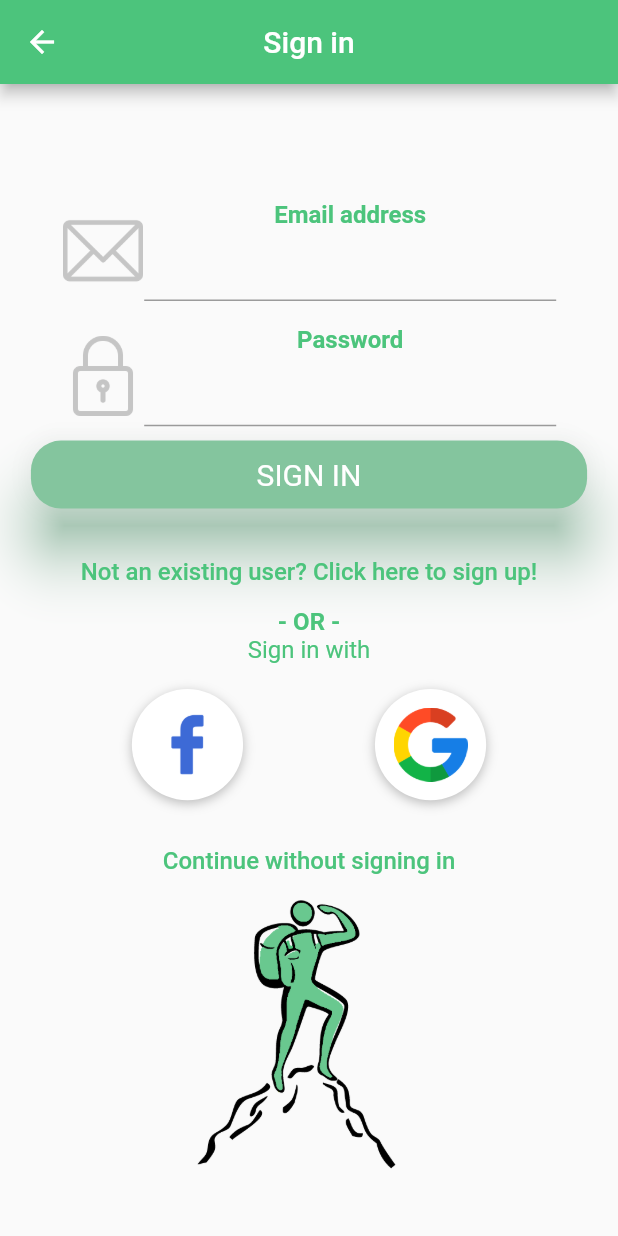
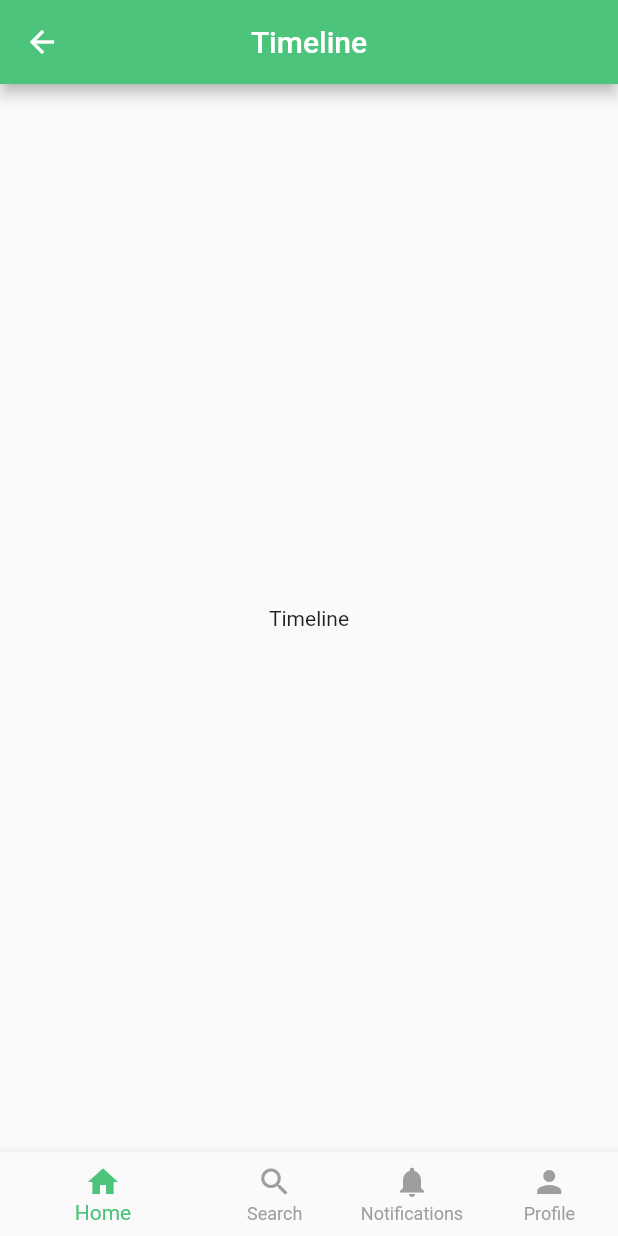
Before and after one commit to Technion236272/2022b-YourFitnessGuide, a Flutter app: the screen it shows after launch, on a phone screen of 412 x 824 dp. Run offline on Flutter 3.47's test engine with Material 2 defaults, Android fonts, the phone set to English and light mode, and no system bars; our stand-ins replace firebase_auth, firebase_core, font_awesome_flutter; accounts and stored records are empty.

Commit message:
Bottom Navigation Bar + Change files names
I added basic bottom navigation bar with basic functionality, added 3 empty screens.

```diff
--- a/lib/Screens/loginScreen.dart
+++ b/lib/Screens/signinScreen.dart
@@ -203,11 +203,10 @@ class _LoginScreenState extends State<LoginScreen> {
 
     return Scaffold(
       appBar: AppBar(
+        centerTitle: true,
         title: const Text(
           'Sign in',
         ),
-        backgroundColor: appTheme,
-        centerTitle: true,
       ),
       body: Center(
         child: SingleChildScrollView(
--- a/lib/Screens/signUp.dart
+++ b/lib/Screens/signupScreen.dart
@@ -223,11 +223,10 @@ class _SignupScreenState extends State<SignupScreen> {
 
     return Scaffold(
       appBar: AppBar(
+        centerTitle: true,
         title: const Text(
           'Sign up',
         ),
-        backgroundColor: appTheme,
-        centerTitle: true,
       ),
       body: Center(
         child: SingleChildScrollView(
--- /dev/null
+++ b/lib/Screens/timelineScreen.dart
@@ -0,0 +1,24 @@
+import 'package:flutter/cupertino.dart';
+import 'package:flutter/material.dart';
+
+class TimelineScreen extends StatefulWidget {
+  const TimelineScreen({Key? key}) : super(key: key);
+
+  @override
+  State<TimelineScreen> createState() => _TimelineScreenState();
+}
+
+class _TimelineScreenState extends State<TimelineScreen> {
+  final _controller = PageController(initialPage: 0);
+
+  @override
+  Widget build(BuildContext context) {
+    return Scaffold(
+        appBar: AppBar(
+          centerTitle: true,
+          title: const Text('Timeline'),
+        ),
+        body: const Center(child: Text('Timeline')),
+    );
+  }
+}
--- /dev/null
+++ b/lib/home.dart
@@ -0,0 +1,67 @@
+import 'package:flutter/cupertino.dart';
+import 'package:flutter/material.dart';
+import 'package:font_awesome_flutter/font_awesome_flutter.dart';
+import 'package:provider/provider.dart';
+import 'package:yourfitnessguide/utils/constants.dart';
+import 'package:yourfitnessguide/utils/users.dart';
+
+import 'Screens/searchScreen.dart';
+import 'Screens/notificationsScreen.dart';
+import 'Screens/signinScreen.dart';
+import 'Screens/signupScreen.dart';
+import 'Screens/timelineScreen.dart';
+
+
+class HomeScreen extends StatefulWidget {
+  const HomeScreen({Key? key}) : super(key: key);
+
+  @override
+  State<HomeScreen> createState() => _HomeScreenState();
+}
+
+class _HomeScreenState extends State<HomeScreen> {
+  final appTheme = const Color(0xff4CC47C);
+
+  int _selectedIndex = 0;
+
+  final List<Widget> _views = [
+    const TimelineScreen(),
+    const SearchScreen(),
+    const NotificationsScreen(),
+    const LoginScreen()
+  ];
+
+  void _onItemTapped(int index) {
+    setState(() {
+      _selectedIndex = index;
+    });
+  }
+
+  @override
+  Widget build(BuildContext context) {
+    return Scaffold(
+        //appBar: AppBar(title: const Text('YourFitnessGuide'), centerTitle: true),
+        body: IndexedStack(
+          children: _views,
+          index: _selectedIndex,
+        ),
+        bottomNavigationBar: BottomNavigationBar(
+          //fixedColor: Colors.black,
+          items: const [
+            BottomNavigationBarItem(
+                icon: Icon(Icons.home), label: 'Home'),
+            BottomNavigationBarItem(
+                icon: Icon(Icons.search), label: 'Search'),
+            BottomNavigationBarItem(
+                icon: Icon(Icons.notifications), label: 'Notifications'),
+            BottomNavigationBarItem(
+                icon: Icon(Icons.person), label: 'Profile')
+          ],
+          currentIndex: _selectedIndex,
+          selectedItemColor: Theme.of(context).iconTheme.color,
+          unselectedItemColor: Colors.grey,
+          showUnselectedLabels: true,
+          onTap: _onItemTapped
+        ));
+  }
+}
--- a/lib/main.dart
+++ b/lib/main.dart
@@ -37,15 +37,28 @@ class App extends StatelessWidget {
 
 
 class MyApp extends StatelessWidget {
+  final appTheme = const Color(0xff4CC47C);
   const MyApp({Key? key}) : super(key: key);
 
   @override
   Widget build(BuildContext context) {
     return ChangeNotifierProvider(create: (_) => AuthRepository.instance(),
-        child: const MaterialApp(
+        child: MaterialApp(
           title: 'YourFitnessGuide',
           onGenerateRoute: router.generateRoute,
-          initialRoute: loginRoute,
+          initialRoute: homeRoute,
+          theme: ThemeData(
+            /*colorScheme: ColorScheme.fromSwatch(
+              primarySwatch: Colors.grey,
+              accentColor: Colors.lightGreen, //this is temporary!
+            ),*/
+            iconTheme: IconThemeData(color: appTheme), ///might be better if 0xff84C59E
+            appBarTheme: AppBarTheme(
+              iconTheme: const IconThemeData(color: Colors.white),
+              backgroundColor: appTheme,
+            ),
+
+          )
         ));
   }
 }
--- a/lib/utils/constants.dart
+++ b/lib/utils/constants.dart
@@ -1,2 +1,3 @@
 const String loginRoute = '/login';
 const String signupRoute = '/signup';
+const String homeRoute = '/home';
--- a/lib/utils/router.dart
+++ b/lib/utils/router.dart
@@ -1,6 +1,7 @@
 import 'package:flutter/material.dart';
-import '../Screens/loginScreen.dart';
-import '../Screens/signUp.dart';
+import '../Screens/signinScreen.dart';
+import '../Screens/signupScreen.dart';
+import '../home.dart';
 import '../utils/constants.dart';
 
 Route<dynamic> generateRoute(RouteSettings settings) {
@@ -9,7 +10,9 @@ Route<dynamic> generateRoute(RouteSettings settings) {
       return MaterialPageRoute(builder: (context) => LoginScreen());
     case signupRoute:
       return MaterialPageRoute(builder: (context) => SignupScreen());
+    case homeRoute:
+      return MaterialPageRoute(builder: (context) => HomeScreen());
     default:
-      return MaterialPageRoute(builder: (context) => LoginScreen());
+      return MaterialPageRoute(builder: (context) => HomeScreen());
   }
 }
--- a/notes.txt
+++ b/notes.txt
@@ -1,3 +1,10 @@
+Kayyal: I think it's better if we just let them access home page without logging
+in and if someone wants to log in they can go to profile
+
+if we kept it this way we need to change the decoration in sign in page
+
+- I think it is better if we used for example import 'package:yourfitnessguide/utils/TEST'
+ instead of import '../utils/TEST'
 
 
 Resources Links:
```
Also changed, not shown: lib/Screens/notificationsScreen.dart (added, +23 -0 lines), lib/Screens/searchScreen.dart (added, +23 -0 lines), pubspec.lock.
